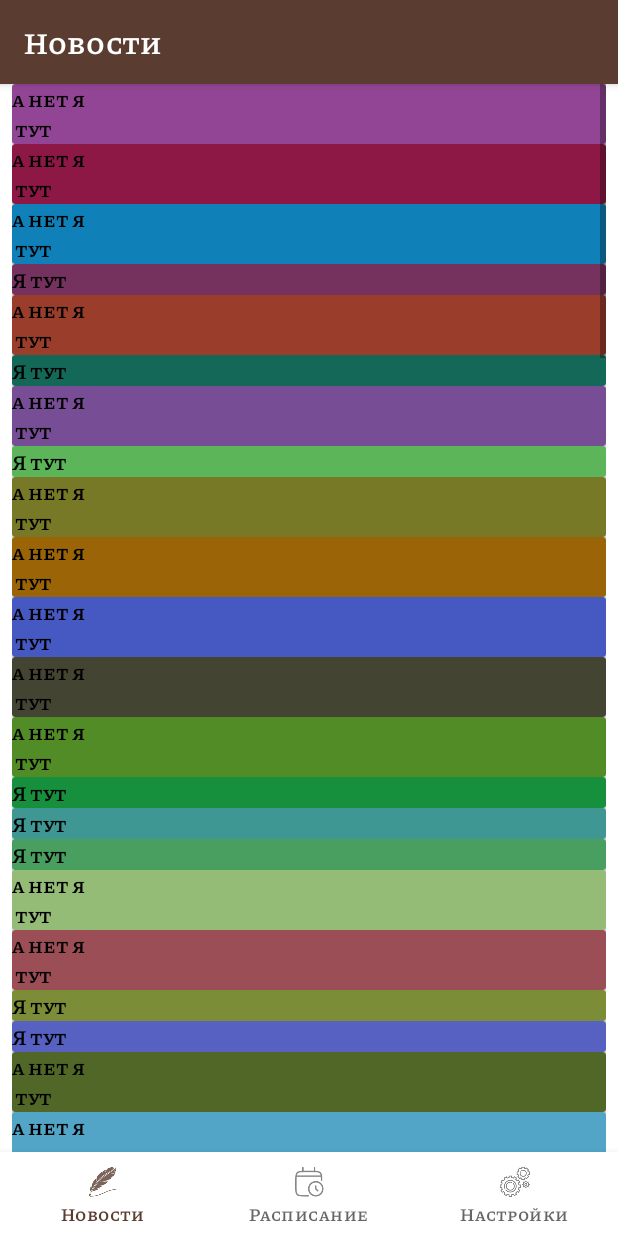
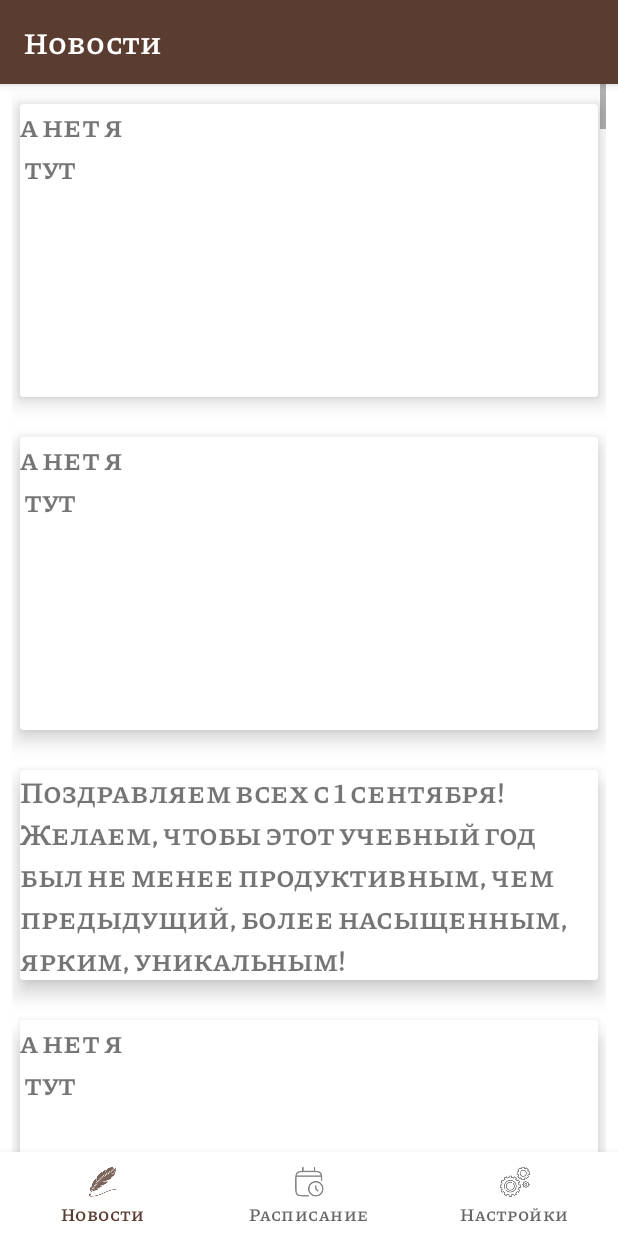
Before and after one commit to MrSmIlEyar/software_for_the_lyceum9_java, an Android app: the HomeFragment screen opened directly, with no data from a screen before it, on a phone screen of 412 x 824 dp. Run offline under Robolectric (Android 15) with nearby library versions, the phone set to English and light mode, and no system bars; our stand-ins replace navigation-ui.

Commit message:
new cards for news

```diff
--- a/app/build.gradle
+++ b/app/build.gradle
@@ -5,7 +5,6 @@ plugins {
 
 android {
     compileSdk 32
-    buildToolsVersion '28.0.0 rc2'
     defaultConfig {
         applicationId "com.example.mylyceum"
         minSdk 21
--- a/app/src/main/AndroidManifest.xml
+++ b/app/src/main/AndroidManifest.xml
@@ -4,6 +4,8 @@
     package="com.example.mylyceum">
 
     <application
+        android:usesCleartextTraffic="true"
+        android:hardwareAccelerated="true"
         android:allowBackup="true"
         android:dataExtractionRules="@xml/data_extraction_rules"
         android:fullBackupContent="@xml/backup_rules"
--- a/app/src/main/java/com/example/mylyceum/main2.java
+++ b/app/src/main/java/com/example/mylyceum/main2.java
@@ -13,9 +13,10 @@ import androidx.navigation.ui.NavigationUI;
 
 import com.example.mylyceum.databinding.ActivityMain2Binding;
 
-public class main2 extends AppCompatActivity {
+public class main2 extends AppCompatActivity
+    {
+    private ActivityMain2Binding binding;
 
-    private ActivityMain2Binding binding;
 
     @Override
     protected void onCreate(Bundle savedInstanceState) {
--- a/app/src/main/java/com/example/mylyceum/ui/home/HomeFragment.java
+++ b/app/src/main/java/com/example/mylyceum/ui/home/HomeFragment.java
@@ -1,30 +1,18 @@
 package com.example.mylyceum.ui.home;
 
-import androidx.annotation.ColorInt;
-import androidx.appcompat.app.AppCompatActivity;
-
-import android.app.Activity;
-import android.graphics.Color;
-import android.icu.lang.UCharacter;
 import android.os.Bundle;
 import android.view.LayoutInflater;
 import android.view.View;
 import android.view.ViewGroup;
 import android.widget.LinearLayout;
-import android.widget.ScrollView;
 import android.widget.TextView;
-
 
 import androidx.annotation.NonNull;
 import androidx.cardview.widget.CardView;
 import androidx.fragment.app.Fragment;
 import androidx.lifecycle.ViewModelProvider;
 
-import com.example.mylyceum.R;
-import com.example.mylyceum.check;
 import com.example.mylyceum.databinding.FragmentHomeBinding;
-import com.example.mylyceum.main2.*;
-
 
 import java.util.ArrayList;
 
@@ -42,25 +30,23 @@ public class HomeFragment extends Fragment {
         binding = FragmentHomeBinding.inflate(inflater, container, false);
         View root = binding.getRoot();
         LinearLayout linearLayout = binding.linearlayout;
+
         ArrayList<String> news = new ArrayList<>();
-        news.add("Я тут");
-        news.add("а нет я \n тут");
-        news.add("Я здеся");
+        news.add("Поздравляем всех с 1 сентября! Желаем, чтобы этот учебный год был не менее продуктивным, чем предыдущий, более насыщенным, ярким, уникальным!");
+        news.add("а нет я \n тут \n\n\n\n\n");
 
 //        Добавление карточек с новостями
         for (int i = 0; i < 100; i++) {
             TextView textView = new TextView(getContext());
             CardView card = new CardView(getContext());
-            card.setCardElevation(50);
-            int red = (int) (Math.random() * 200);
-            int blue = (int) (Math.random() * 200);
-            int green = (int) (Math.random() * 200);
             int index = (int) (Math.random() * 2);
             textView.setText(news.get(index));
-            textView.setTextColor(Color.rgb(0, 0, 0));
-            card.setCardBackgroundColor(Color.rgb(red, green, blue));
+            textView.setTextSize(20);
             card.addView(textView);
-            linearLayout.addView(card);
+            card.setCardElevation(12);
+            LinearLayout.LayoutParams card_news = new LinearLayout.LayoutParams(ViewGroup.LayoutParams.MATCH_PARENT, ViewGroup.LayoutParams.WRAP_CONTENT);
+            card_news.setMargins(8,20,8,20);
+            linearLayout.addView(card, card_news);
         }
 
         return root;
@@ -68,7 +54,8 @@ public class HomeFragment extends Fragment {
     }
 
     @Override
-    public void onDestroyView() {
+    public void onDestroyView()
+    {
         super.onDestroyView();
         binding = null;
     }
--- a/app/src/main/res/values/styles.xml
+++ b/app/src/main/res/values/styles.xml
@@ -27,4 +27,7 @@
     <style name="TableRowStyle" parent="Theme.AppCompat.Light">
         <item name="android:padding">10sp</item>
     </style>
+    <style name="CardViewNews" parent="">
+        <item name="android:elevation">10dp</item>
+    </style>
 </resources>
```
Also changed, not shown: app/src/main/java/com/example/mylyceum/MainActivity.java (+18 -9 lines).
